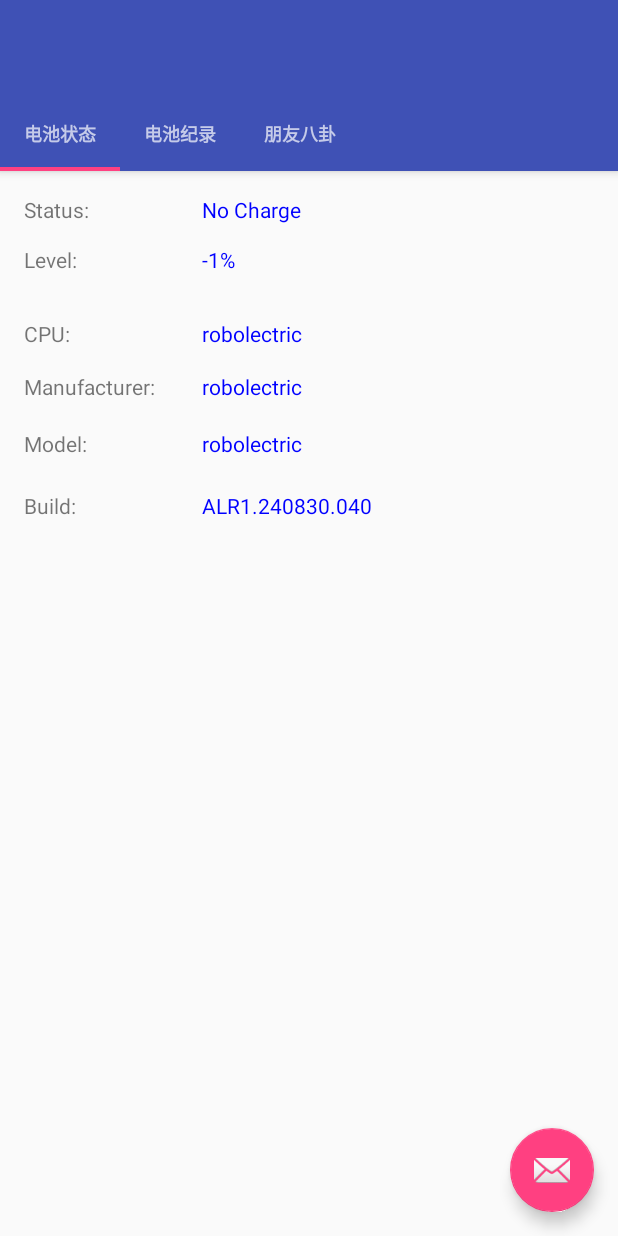
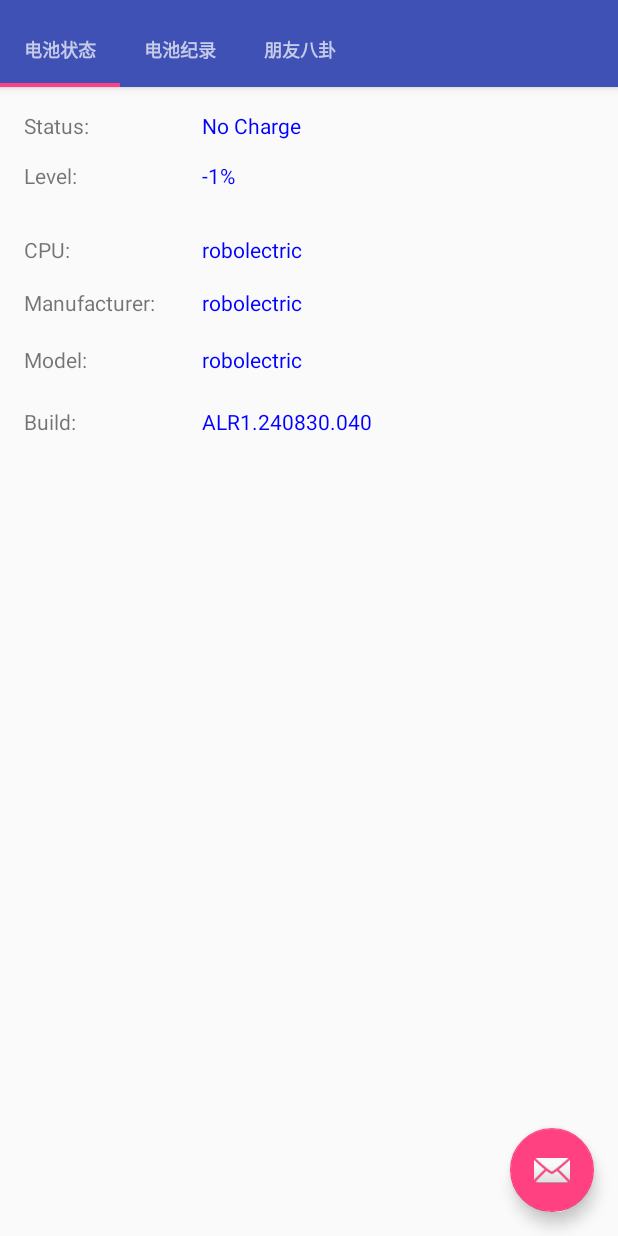
Before and after one commit to sushenghua/Battery, an Android app: the screen it shows after launch (MainActivity), on a phone screen of 412 x 824 dp. Run offline under Robolectric (Android 15) with nearby library versions, the light colour scheme and no system bars.

Commit message:
remove top bar

```diff
--- a/app/src/main/java/com/miirr/shenghua/batterylog/MainActivity.java
+++ b/app/src/main/java/com/miirr/shenghua/batterylog/MainActivity.java
@@ -50,9 +50,9 @@ public class MainActivity extends AppCompatActivity {
 
 //        findViewById(R.id.appbar).setVisibility(View.INVISIBLE);
 
-        final Toolbar toolbar = (Toolbar) findViewById(R.id.toolbar);
-        setSupportActionBar(toolbar);
-        toolbar.setVisibility(View.INVISIBLE);
+//        final Toolbar toolbar = (Toolbar) findViewById(R.id.toolbar);
+//        setSupportActionBar(toolbar);
+//        toolbar.setVisibility(View.INVISIBLE);
         // Create the adapter that will return a fragment for each of the three
         // primary sections of the activity.
         mSectionsPagerAdapter = new SectionsPagerAdapter(getSupportFragmentManager());
--- a/app/src/main/res/layout/activity_main.xml
+++ b/app/src/main/res/layout/activity_main.xml
@@ -13,15 +13,15 @@
         android:paddingTop="@dimen/appbar_padding_top"
         android:theme="@style/AppTheme.AppBarOverlay">
 
-        <android.support.v7.widget.Toolbar
-            android:id="@+id/toolbar"
-            android:layout_width="match_parent"
-            android:layout_height="?attr/actionBarSize"
-            android:layout_marginTop="0dp"
-            android:background="?attr/colorPrimary"
-            app:popupTheme="@style/AppTheme.PopupOverlay"
-            app:layout_scrollFlags="scroll|enterAlways">
-        </android.support.v7.widget.Toolbar>
+        <!--<android.support.v7.widget.Toolbar-->
+            <!--android:id="@+id/toolbar"-->
+            <!--android:layout_width="match_parent"-->
+            <!--android:layout_height="?attr/actionBarSize"-->
+            <!--android:layout_marginTop="0dp"-->
+            <!--android:background="?attr/colorPrimary"-->
+            <!--app:popupTheme="@style/AppTheme.PopupOverlay"-->
+            <!--app:layout_scrollFlags="scroll|enterAlways">-->
+        <!--</android.support.v7.widget.Toolbar>-->
 
         <com.miirr.shenghua.batterylog.SlidingTabLayout
             android:id="@+id/tabs"
```
